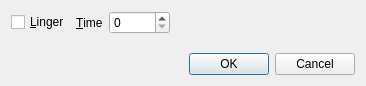
This is branches/trunk/GoldBug-UI/spot-on-listener-socket-options.ui in textbrowser/spot-on as Qt 5 draws it before an edit. The edited form follows.
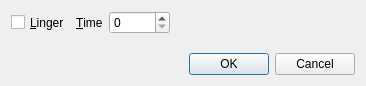
This is the edited form. Icons and pictures are not drawn.

Diff of the .ui file:
```diff
--- a/branches/trunk/GoldBug-UI/spot-on-listener-socket-options.ui
+++ b/branches/trunk/GoldBug-UI/spot-on-listener-socket-options.ui
@@ -19,6 +19,12 @@
     <layout class="QHBoxLayout" name="horizontalLayout">
      <item>
       <widget class="QCheckBox" name="linger">
+       <property name="sizePolicy">
+        <sizepolicy hsizetype="Minimum" vsizetype="Preferred">
+         <horstretch>0</horstretch>
+         <verstretch>0</verstretch>
+        </sizepolicy>
+       </property>
        <property name="text">
         <string>&amp;Linger</string>
        </property>
```
